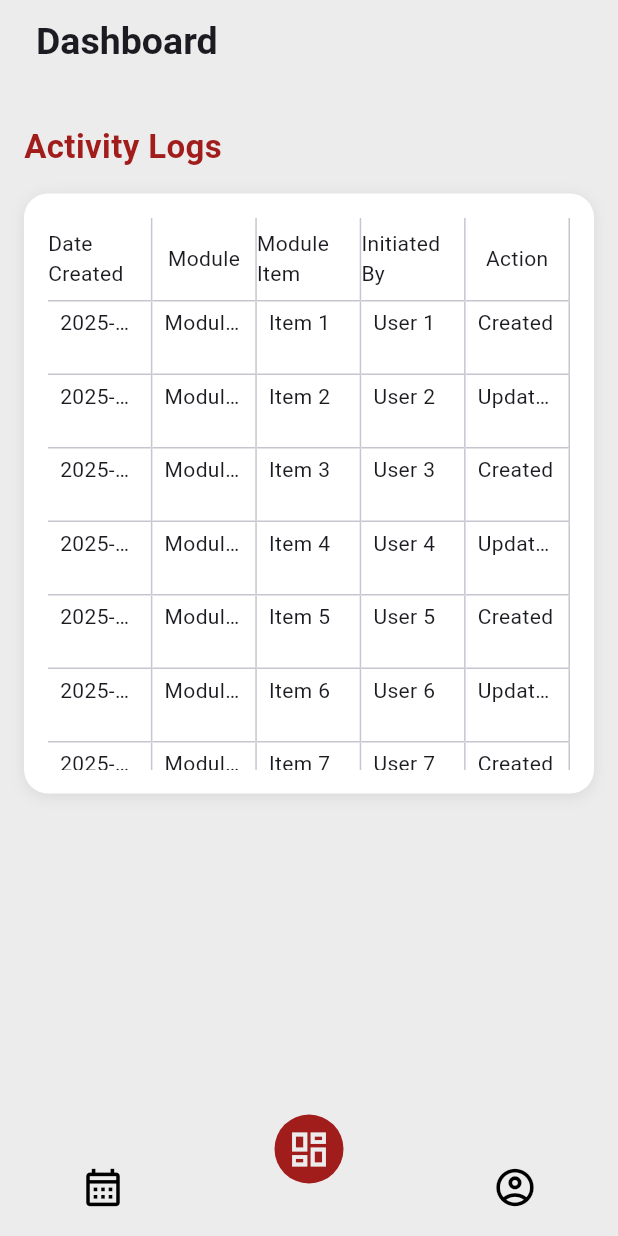
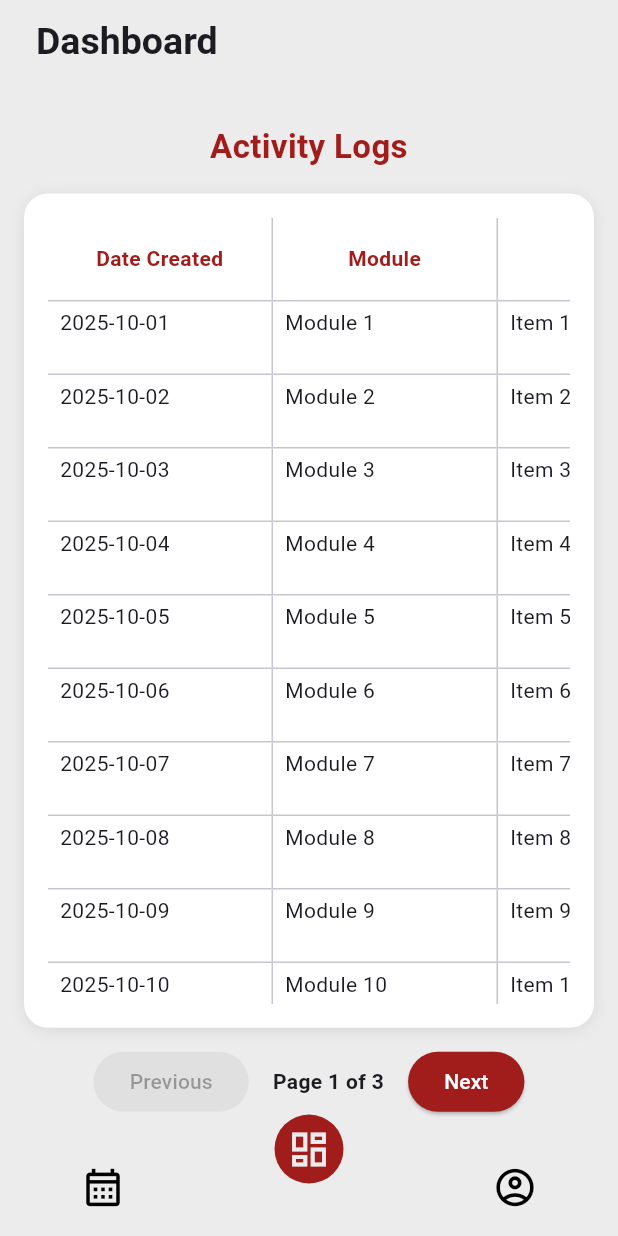
Before and after one commit to sharahmichelle/IRS-Mobile, a Flutter app: the screen it shows after launch, on a phone screen of 412 x 824 dp. Run offline on Flutter 3.47's test engine with Material 3 defaults, Android fonts, the phone set to English and light mode, and no system bars; drawn by our look-alikes of curved_navigation_bar, syncfusion_flutter_datagrid; our stand-ins replace syncfusion_flutter_calendar; accounts and stored records are empty.

Commit message:
feat: activity logs table with pagination

```diff
--- a/lib/screens/dashboard_screen.dart
+++ b/lib/screens/dashboard_screen.dart
@@ -10,13 +10,20 @@ class DashboardScreen extends StatefulWidget {
 
 class _DashboardScreenState extends State<DashboardScreen> {
   final Color primaryColor = const Color.fromARGB(255, 161, 29, 28);
+  late List<ActivityLog> _activityData;
   late ActivityDataSource _activityDataSource;
+
+  // Pagination parameters
+  int _rowsPerPage = 10;
+  int _currentPage = 1;
+  int _totalPages = 1;
 
   @override
   void initState() {
     super.initState();
-    // Initialize dummy dataset
-    final List<ActivityLog> activityData = List.generate(10, (index) {
+
+    // Generate dummy data
+    _activityData = List.generate(25, (index) {
       return ActivityLog(
         dateCreated: '2025-10-${(index + 1).toString().padLeft(2, '0')}',
         module: 'Module ${index + 1}',
@@ -26,7 +33,32 @@ class _DashboardScreenState extends State<DashboardScreen> {
       );
     });
 
-    _activityDataSource = ActivityDataSource(activityData);
+    _totalPages = (_activityData.length / _rowsPerPage).ceil();
+    _updateDataSource();
+  }
+
+  void _updateDataSource() {
+    final startIndex = (_currentPage - 1) * _rowsPerPage;
+    final endIndex =
+        (_currentPage * _rowsPerPage).clamp(0, _activityData.length);
+
+    final currentData = _activityData.sublist(startIndex, endIndex);
+    _activityDataSource = ActivityDataSource(currentData);
+    setState(() {});
+  }
+
+  void _goToPreviousPage() {
+    if (_currentPage > 1) {
+      _currentPage--;
+      _updateDataSource();
+    }
+  }
+
+  void _goToNextPage() {
+    if (_currentPage < _totalPages) {
+      _currentPage++;
+      _updateDataSource();
+    }
   }
 
   @override
@@ -37,20 +69,23 @@ class _DashboardScreenState extends State<DashboardScreen> {
         crossAxisAlignment: CrossAxisAlignment.start,
         children: [
           const SizedBox(height: 10),
-          Text(
+          Center(
+            child: Text(
               "Activity Logs",
               style: TextStyle(
                 fontSize: 22,
                 fontWeight: FontWeight.bold,
                 color: primaryColor,
               ),
+              textAlign: TextAlign.center,
+            ),
           ),
           const SizedBox(height: 16),
 
-          // White padded container
+          // Table container
           Container(
             width: double.infinity,
-            height: 400,
+            height: MediaQuery.of(context).size.height * 0.675,
             padding: const EdgeInsets.all(16),
             decoration: BoxDecoration(
               color: Colors.white,
@@ -63,36 +98,102 @@ class _DashboardScreenState extends State<DashboardScreen> {
                 ),
               ],
             ),
+            child: SingleChildScrollView(
+              scrollDirection: Axis.horizontal,
+              child: SizedBox(
+                width: 775,
                 child: SfDataGrid(
                   source: _activityDataSource,
+                  gridLinesVisibility: GridLinesVisibility.both,
+                  headerGridLinesVisibility: GridLinesVisibility.both,
+                  columnWidthMode: ColumnWidthMode.none,
                   columns: [
                     GridColumn(
                       columnName: 'dateCreated',
-                  label: const Center(child: Text('Date Created')),
+                      width: 150,
+                      label: CenterHeaderText('Date Created', primaryColor),
                     ),
                     GridColumn(
                       columnName: 'module',
-                  label: const Center(child: Text('Module')),
+                      width: 150,
+                      label: CenterHeaderText('Module', primaryColor),
                     ),
                     GridColumn(
                       columnName: 'moduleItem',
-                  label: const Center(child: Text('Module Item')),
+                      width: 200,
+                      label: CenterHeaderText('Module Item', primaryColor),
                     ),
                     GridColumn(
                       columnName: 'initiatedBy',
-                  label: const Center(child: Text('Initiated By')),
+                      width: 150,
+                      label: CenterHeaderText('Initiated By', primaryColor),
                     ),
                     GridColumn(
                       columnName: 'action',
-                  label: const Center(child: Text('Action')),
+                      width: 120,
+                      label: CenterHeaderText('Action', primaryColor),
                     ),
                   ],
-              gridLinesVisibility: GridLinesVisibility.both,
-              headerGridLinesVisibility: GridLinesVisibility.both,
-              columnWidthMode: ColumnWidthMode.fill,
                 ),
               ),
+            ),
+          ),
+
+          const SizedBox(height: 12),
+
+          // Pagination Controls
+          Row(
+            mainAxisAlignment: MainAxisAlignment.center,
+            children: [
+              ElevatedButton(
+                onPressed: _currentPage > 1 ? _goToPreviousPage : null,
+                style: ElevatedButton.styleFrom(
+                  backgroundColor: primaryColor,
+                  disabledBackgroundColor: Colors.grey[300],
+                  foregroundColor: Colors.white,
+                ),
+                child: const Text('Previous'),
+              ),
+              const SizedBox(width: 16),
+              Text(
+                'Page $_currentPage of $_totalPages',
+                style: const TextStyle(fontWeight: FontWeight.bold),
+              ),
+              const SizedBox(width: 16),
+              ElevatedButton(
+                onPressed: _currentPage < _totalPages ? _goToNextPage : null,
+                style: ElevatedButton.styleFrom(
+                  backgroundColor: primaryColor,
+                  disabledBackgroundColor: Colors.grey[300],
+                  foregroundColor: Colors.white,
+                ),
+                child: const Text('Next'),
+              ),
             ],
+          ),
+        ],
+      ),
+    );
+  }
+}
+
+class CenterHeaderText extends StatelessWidget {
+  final String text;
+  final Color color;
+  const CenterHeaderText(this.text, this.color, {super.key});
+
+  @override
+  Widget build(BuildContext context) {
+    return Container(
+      alignment: Alignment.center,
+      padding: const EdgeInsets.symmetric(horizontal: 8, vertical: 4),
+      child: Text(
+        text,
+        textAlign: TextAlign.center,
+        style: TextStyle(
+          fontWeight: FontWeight.bold,
+          color: color,
+        ),
       ),
     );
   }
@@ -119,13 +220,17 @@ class ActivityLog {
 class ActivityDataSource extends DataGridSource {
   ActivityDataSource(List<ActivityLog> activityLogs) {
     _activityData = activityLogs
-        .map<DataGridRow>((e) => DataGridRow(cells: [
-              DataGridCell<String>(columnName: 'dateCreated', value: e.dateCreated),
-              DataGridCell<String>(columnName: 'module', value: e.module),
-              DataGridCell<String>(columnName: 'moduleItem', value: e.moduleItem),
-              DataGridCell<String>(columnName: 'initiatedBy', value: e.initiatedBy),
-              DataGridCell<String>(columnName: 'action', value: e.action),
-            ]))
+        .map<DataGridRow>(
+          (e) => DataGridRow(
+            cells: [
+              DataGridCell(columnName: 'dateCreated', value: e.dateCreated),
+              DataGridCell(columnName: 'module', value: e.module),
+              DataGridCell(columnName: 'moduleItem', value: e.moduleItem),
+              DataGridCell(columnName: 'initiatedBy', value: e.initiatedBy),
+              DataGridCell(columnName: 'action', value: e.action),
+            ],
+          ),
+        )
         .toList();
   }
 
```
Lines whose indentation alone changed are shown as unchanged.
